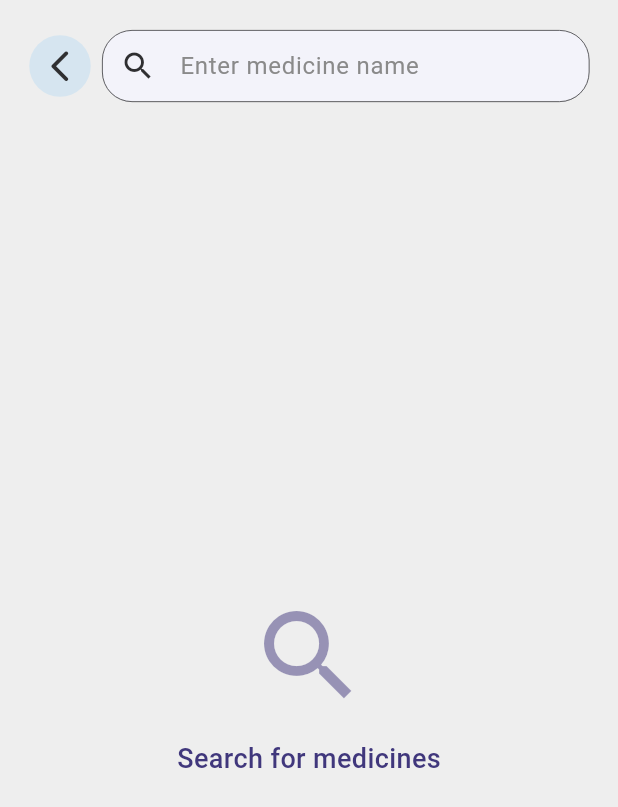
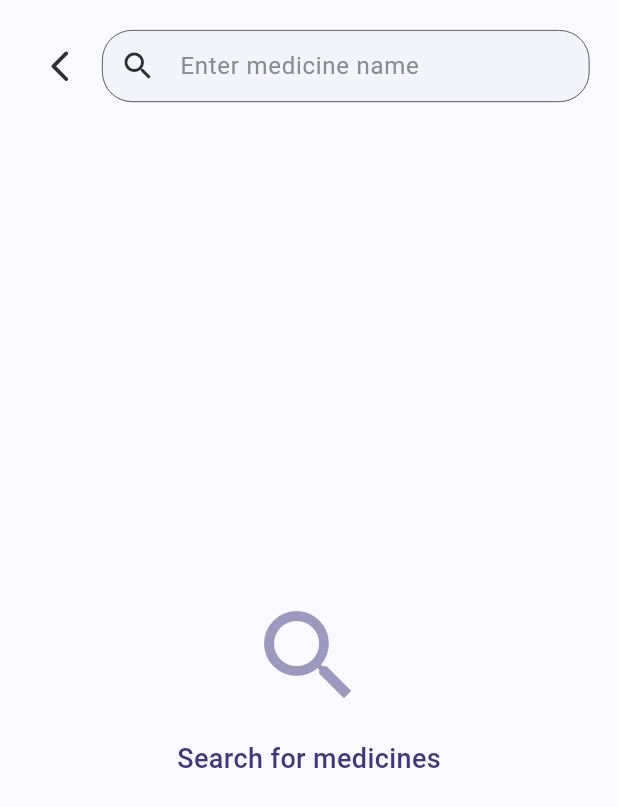
Before and after one commit to IstiakAR/DrugScript, a Flutter app: the MedicineSearchApp screen opened by its route, on a phone screen of 412 x 824 dp. Shown: the top 807 px of the screen. Run offline on Flutter 3.47's test engine with Material 3 defaults, Android fonts, the phone set to English and light mode, and no system bars; our stand-ins replace firebase_auth, firebase_core, get, google_sign_in, image_picker; accounts and stored records are empty.

Commit message:
chng colors

```diff
--- a/lib/screens/medicine_search.dart
+++ b/lib/screens/medicine_search.dart
@@ -77,12 +77,7 @@ class _MedicineSearchAppState extends State<MedicineSearchApp> {
           onPressed: () => Navigator.pop(context),
         ),
       ) : null,
-      body: Container(
-        decoration: BoxDecoration(
-          color: Colors.grey[200]
-        ),
-
-        child: SafeArea(
+      body: SafeArea(
         child: Column(
           children: [
 
@@ -107,7 +102,6 @@ class _MedicineSearchAppState extends State<MedicineSearchApp> {
                         borderRadius: BorderRadius.circular(100),
                       ),
                       elevation: 10,
-                        backgroundColor: const Color.fromARGB(255, 0, 153, 255).withOpacity(0.1)
                     ),
                   ),
                   Expanded(
@@ -237,7 +231,6 @@ class _MedicineSearchAppState extends State<MedicineSearchApp> {
           ],
         ),
       ),
-      ),
     );
   }
 
--- a/lib/screens/view_prescriptions.dart
+++ b/lib/screens/view_prescriptions.dart
@@ -74,10 +74,10 @@ class _ViewPrescriptionState extends State<ViewPrescription> {
   @override
   Widget build(BuildContext context) {
     return Scaffold(
-      backgroundColor: Colors.white,
+      // backgroundColor: Colors.white,
 
       appBar: AppBar(
-        backgroundColor: const Color.fromARGB(255, 255, 255, 255),
+        // backgroundColor: const Color.fromARGB(255, 255, 255, 255),
         title: const Text(
           'View Prescription',
           style: TextStyle(
@@ -86,7 +86,7 @@ class _ViewPrescriptionState extends State<ViewPrescription> {
             color: Color.fromARGB(255, 0, 0, 0),
           ),
         ),
-        iconTheme: const IconThemeData(color: Color.fromARGB(255, 0, 0, 0)),
+        // iconTheme: const IconThemeData(color: Color.fromARGB(255, 0, 0, 0)),
         leading: IconButton(
           icon: const Icon(Icons.arrow_back),
           onPressed: () => Navigator.pushReplacementNamed(context, '/homePage'),
```
Lines whose indentation alone changed are shown as unchanged.
